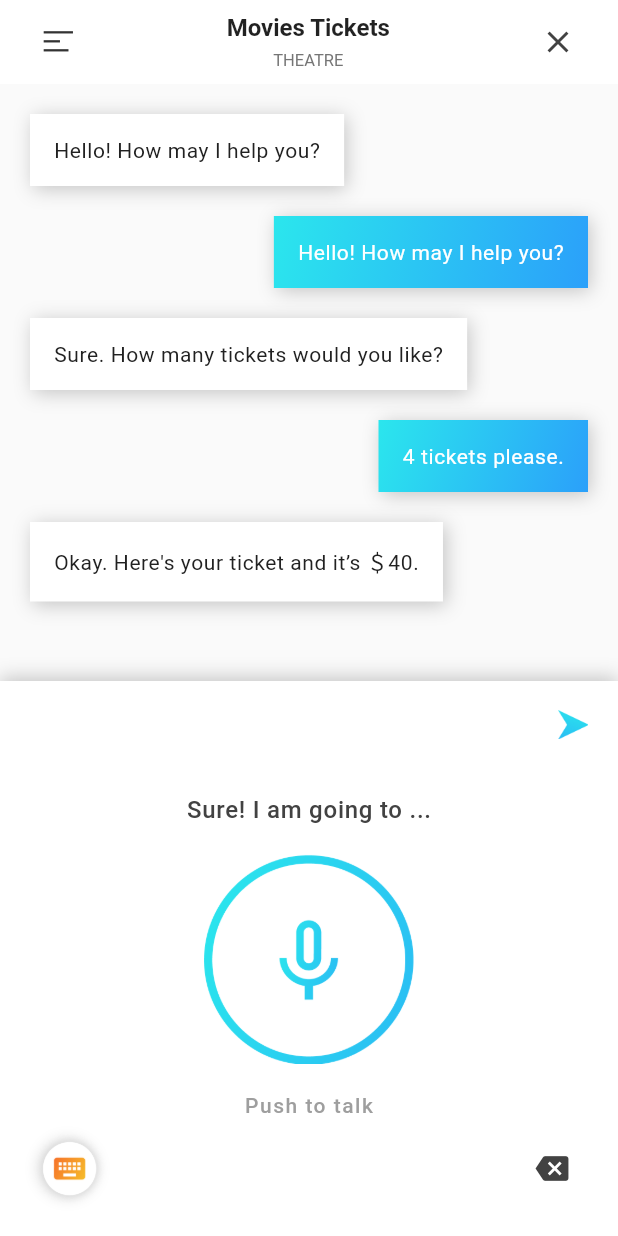
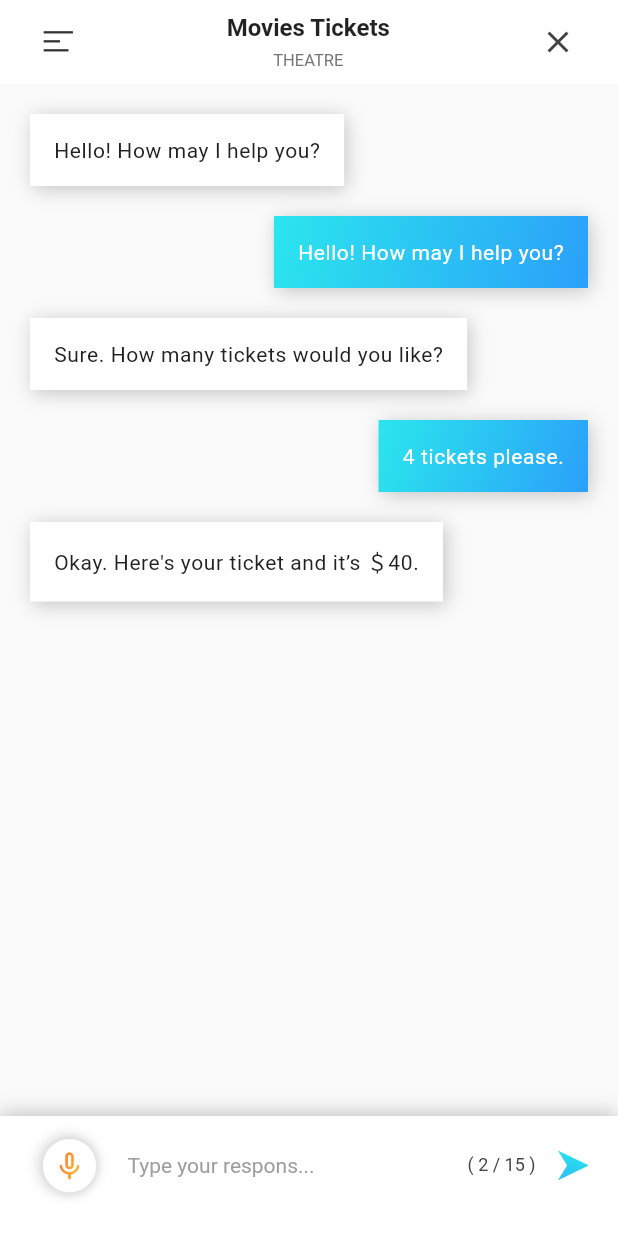
Before and after one commit to ray-o-0509/ui_aibou, a Flutter app: the chatPage screen opened directly, on a phone screen of 412 x 824 dp. Run offline on Flutter 3.47's test engine with Material 2 defaults, Android fonts, the phone set to English and light mode, and no system bars; our stand-ins replace flutter_svg.

Commit message:
[add] add some files
Ver. 1.1.4

add some files

```diff
--- a/lib/screens/chatPage.dart
+++ b/lib/screens/chatPage.dart
@@ -11,7 +11,9 @@ class chatPage extends StatefulWidget {
 class _chatPageState extends State<chatPage> {
   @override
   Widget build(BuildContext context) {
-    var text_input_field = Align(
+    bool _isListen = false;
+
+    var textInputField = Align(
       alignment: Alignment.bottomLeft,
       child: Container(
         padding: EdgeInsets.fromLTRB(20, 5, 20, 20),
@@ -31,7 +33,9 @@ class _chatPageState extends State<chatPage> {
         child: Row(
           children: [
             GestureDetector(
-              onTap: () {},
+              onTap: () {
+                _isListen = true;
+              },
               child: Container(
                 height: 50,
                 width: 50,
@@ -93,7 +97,7 @@ class _chatPageState extends State<chatPage> {
         ),
       ),
     );
-    var audio_input_field = Align(
+    var audioInputField = Align(
       alignment: Alignment.bottomLeft,
       child: Container(
           padding: EdgeInsets.fromLTRB(20, 5, 20, 20),
@@ -175,7 +179,11 @@ class _chatPageState extends State<chatPage> {
               Row(
                 mainAxisAlignment: MainAxisAlignment.spaceBetween,
                 children: [
-                  Container(
+                  GestureDetector(
+                    onTap: () {
+                      _isListen = false;
+                    },
+                    child: Container(
                       height: 50,
                       width: 50,
                       decoration: BoxDecoration(
@@ -192,6 +200,7 @@ class _chatPageState extends State<chatPage> {
                             offset: Offset(0, 0),
                           ),
                         ],
+                      ),
                     ),
                   ),
                   IconButton(
@@ -365,7 +374,7 @@ class _chatPageState extends State<chatPage> {
                 );
               },
             ))),
-            audio_input_field
+            _isListen ? audioInputField : textInputField
           ],
         ));
   }
```
Also changed, not shown: flutter_01.png (added), images/change_micro.png (added), images/microphone_icon.svg (added), images/option_icon.png (added), 1 other file. Lines whose indentation alone changed are shown as unchanged.
